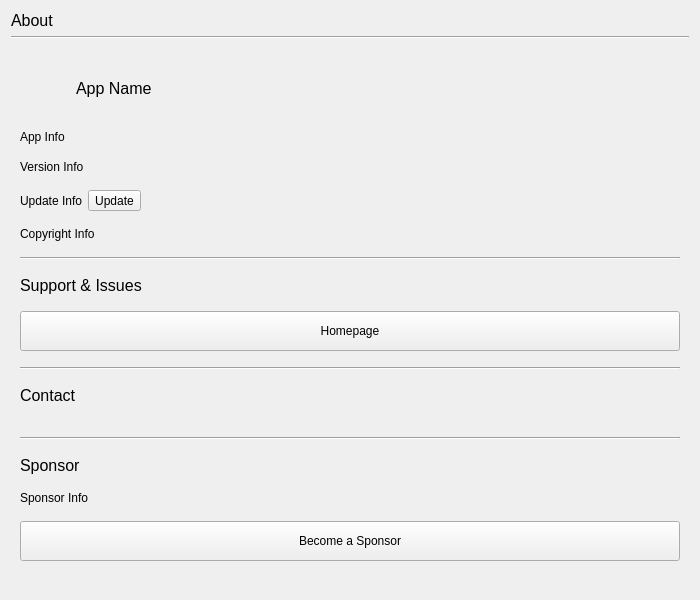
This is resources/ui/about.ui in devhotteok/TwitchLink as Qt 5 draws it before an edit. The edited form follows.
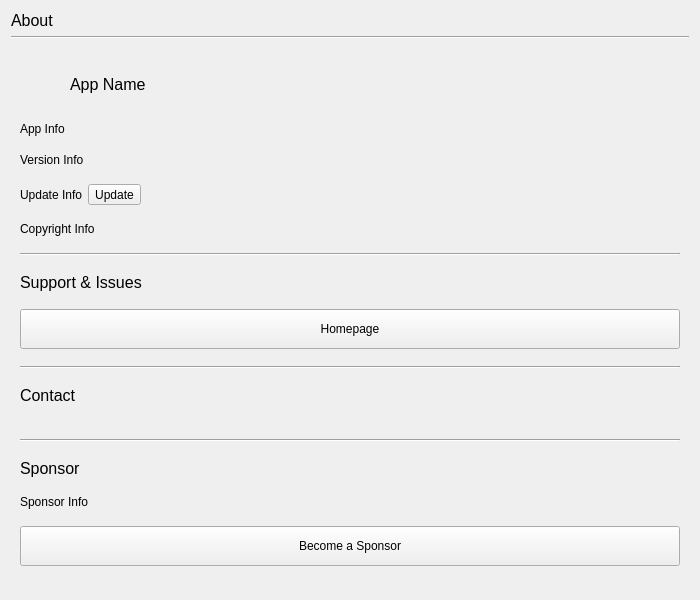
This is the edited form. Icons and pictures are not drawn.

```diff
--- a/resources/ui/about.ui
+++ b/resources/ui/about.ui
@@ -10,11 +10,6 @@
     <height>600</height>
    </rect>
   </property>
-  <property name="font">
-   <font>
-    <pointsize>9</pointsize>
-   </font>
-  </property>
   <property name="windowTitle">
    <string>About</string>
   </property>
@@ -59,6 +54,9 @@
          </sizepolicy>
         </property>
         <layout class="QHBoxLayout" name="appLabelAreaLayout">
+         <property name="spacing">
+          <number>10</number>
+         </property>
          <property name="leftMargin">
           <number>0</number>
          </property>
@@ -81,14 +79,14 @@
            </property>
            <property name="minimumSize">
             <size>
-             <width>50</width>
-             <height>50</height>
+             <width>40</width>
+             <height>40</height>
             </size>
            </property>
            <property name="maximumSize">
             <size>
-             <width>50</width>
-             <height>50</height>
+             <width>40</width>
+             <height>40</height>
             </size>
            </property>
            <property name="pixmap">
```
